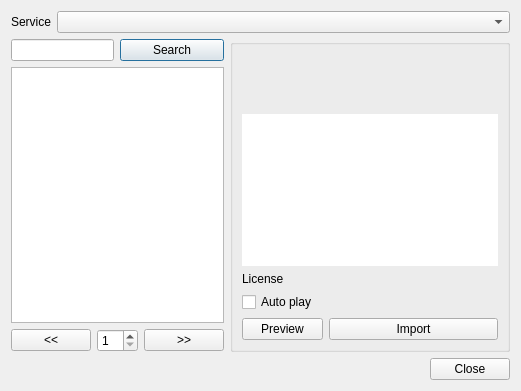
Above: src/widgets/freesound_ui.ui from KDE/kdenlive before the change. Below: the same form after it.
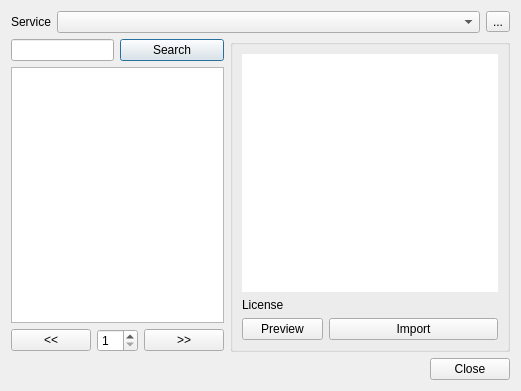
That is the form after the change. Custom widgets are drawn as their Qt base class.

Patch:
```diff
--- a/src/widgets/freesound_ui.ui
+++ b/src/widgets/freesound_ui.ui
@@ -33,6 +33,16 @@
        </property>
       </widget>
      </item>
+     <item>
+      <widget class="QToolButton" name="config_button">
+       <property name="text">
+        <string>...</string>
+       </property>
+       <property name="popupMode">
+        <enum>QToolButton::InstantPopup</enum>
+       </property>
+      </widget>
+     </item>
     </layout>
    </item>
    <item row="1" column="0" colspan="2">
@@ -131,81 +141,38 @@
       <string/>
      </property>
      <layout class="QGridLayout" name="gridLayout">
-      <item row="1" column="0" colspan="3">
-       <widget class="QLabel" name="item_image">
-        <property name="text">
-         <string/>
-        </property>
-        <property name="alignment">
-         <set>Qt::AlignCenter</set>
-        </property>
-       </widget>
-      </item>
-      <item row="10" column="1" colspan="2">
+      <item row="5" column="1" colspan="2">
        <widget class="QPushButton" name="button_import">
         <property name="text">
          <string>Import</string>
         </property>
        </widget>
       </item>
-      <item row="4" column="0" colspan="3">
-       <widget class="KUrlLabel" name="sound_author">
-        <property name="minimumSize">
-         <size>
-          <width>26</width>
-          <height>0</height>
-         </size>
-        </property>
-        <property name="text">
-         <string/>
-        </property>
-        <property name="alignment">
-         <set>Qt::AlignRight|Qt::AlignTrailing|Qt::AlignVCenter</set>
-        </property>
-       </widget>
-      </item>
-      <item row="0" column="0" colspan="3">
-       <widget class="KUrlLabel" name="sound_name">
-        <property name="text">
-         <string/>
-        </property>
-        <property name="alignment">
-         <set>Qt::AlignCenter</set>
-        </property>
-       </widget>
-      </item>
-      <item row="10" column="0">
+      <item row="5" column="0">
        <widget class="QPushButton" name="button_preview">
         <property name="text">
          <string>Preview</string>
         </property>
        </widget>
       </item>
-      <item row="9" column="0">
-       <widget class="QCheckBox" name="sound_autoplay">
-        <property name="text">
-         <string>Auto play</string>
-        </property>
-       </widget>
-      </item>
-      <item row="8" column="0">
+      <item row="4" column="0">
        <widget class="QLabel" name="label">
         <property name="text">
          <string>License</string>
         </property>
        </widget>
       </item>
-      <item row="8" column="1" colspan="2">
+      <item row="4" column="1" colspan="2">
        <widget class="KUrlLabel" name="item_license">
         <property name="text">
          <string/>
         </property>
        </widget>
       </item>
-      <item row="5" column="0" colspan="3">
+      <item row="2" column="0" colspan="3">
        <widget class="QTextBrowser" name="info_browser">
         <property name="sizePolicy">
-         <sizepolicy hsizetype="MinimumExpanding" vsizetype="Preferred">
+         <sizepolicy hsizetype="Expanding" vsizetype="MinimumExpanding">
           <horstretch>0</horstretch>
           <verstretch>0</verstretch>
          </sizepolicy>
```
